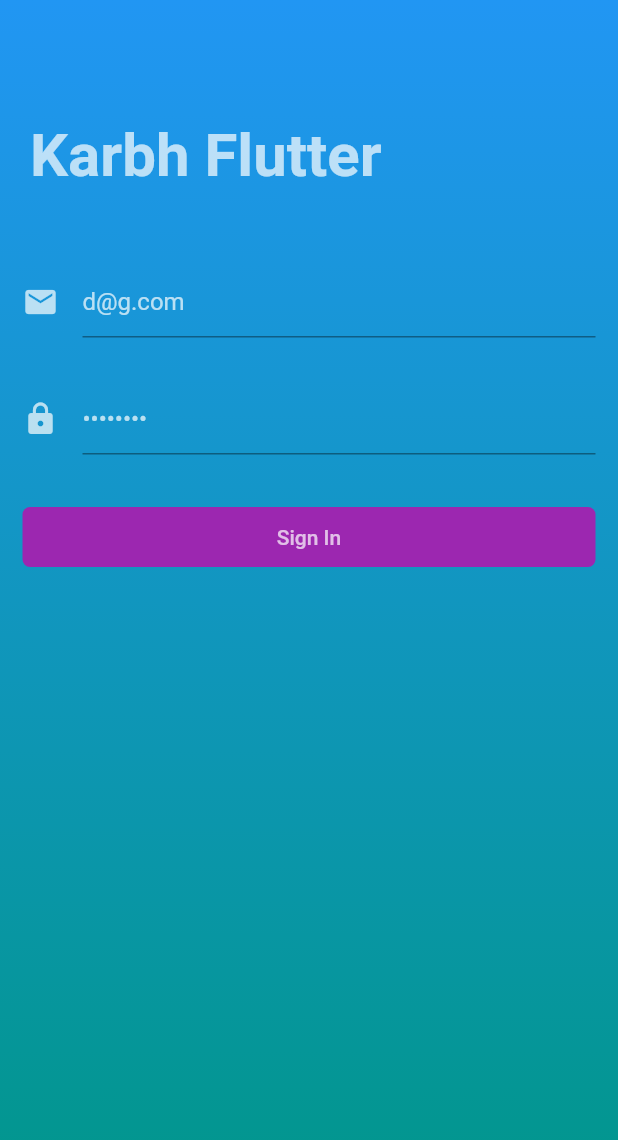
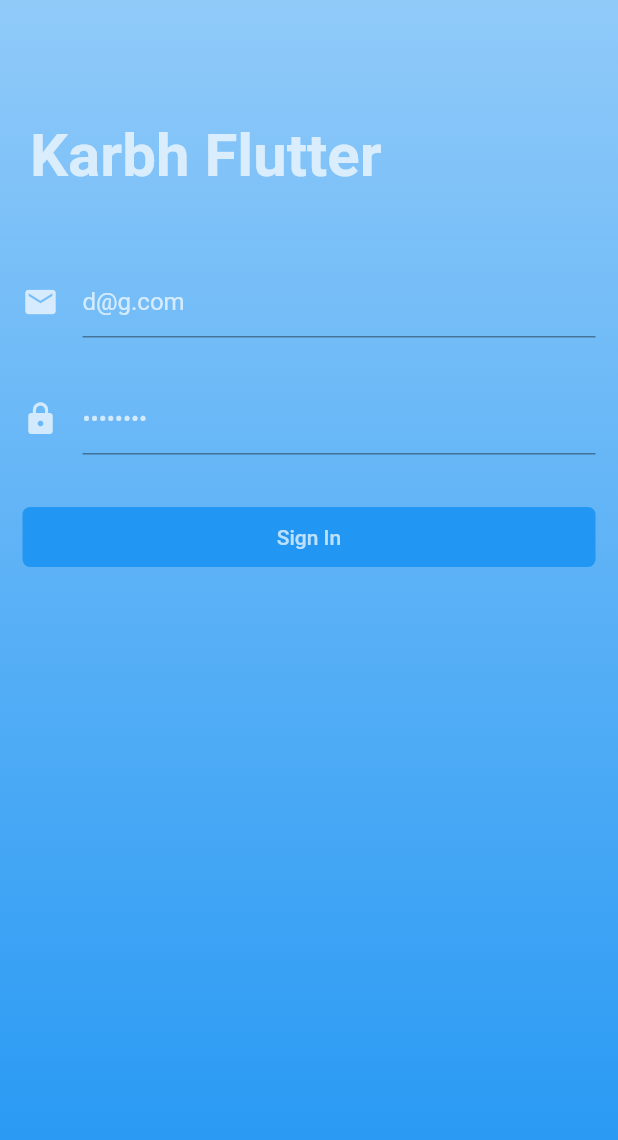
Before and after one commit to Test-The-Thunder/flutter-jwt, a Flutter app: the screen it shows after launch, on a phone screen of 412 x 824 dp. Shown: the top 1140 px of the screen. Run offline on Flutter 3.47's test engine with Material 2 defaults, Android fonts, the phone set to English and light mode, and no system bars; our stand-ins replace shared_preferences; network calls fail.

Commit message:
images added

```diff
--- a/lib/view/login.dart
+++ b/lib/view/login.dart
@@ -23,7 +23,7 @@ class _LoginPageState extends State<LoginPage> {
       body: Container(
         decoration: BoxDecoration(
           gradient: LinearGradient(
-              colors: [Colors.blue, Colors.teal],
+              colors: [Colors.blue[200], Colors.blue],
               begin: Alignment.topCenter,
               end: Alignment.bottomCenter),
         ),
@@ -84,7 +84,7 @@ class _LoginPageState extends State<LoginPage> {
                 signIn(emailController.text, passwordController.text);
               },
         elevation: 0.0,
-        color: Colors.purple,
+        color: Colors.blue,
         child: Text("Sign In", style: TextStyle(color: Colors.white70)),
         shape: RoundedRectangleBorder(borderRadius: BorderRadius.circular(5.0)),
       ),
```
Also changed, not shown: images/1.jpeg (added), images/2.jpeg (added), 1 other file.
